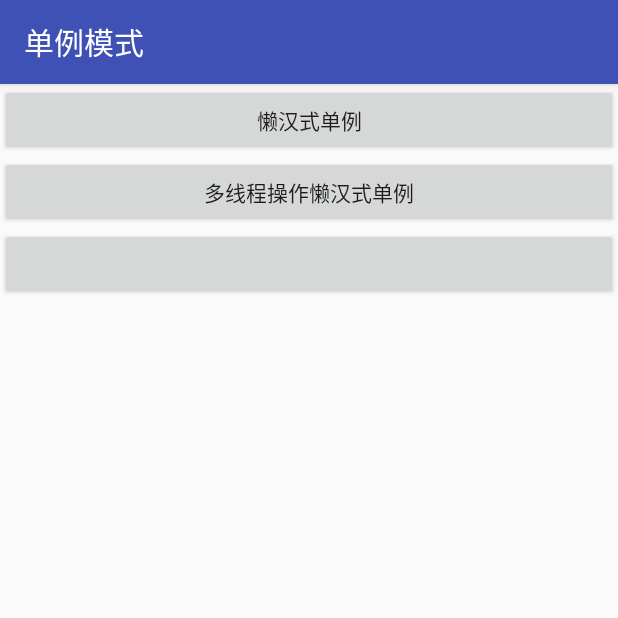
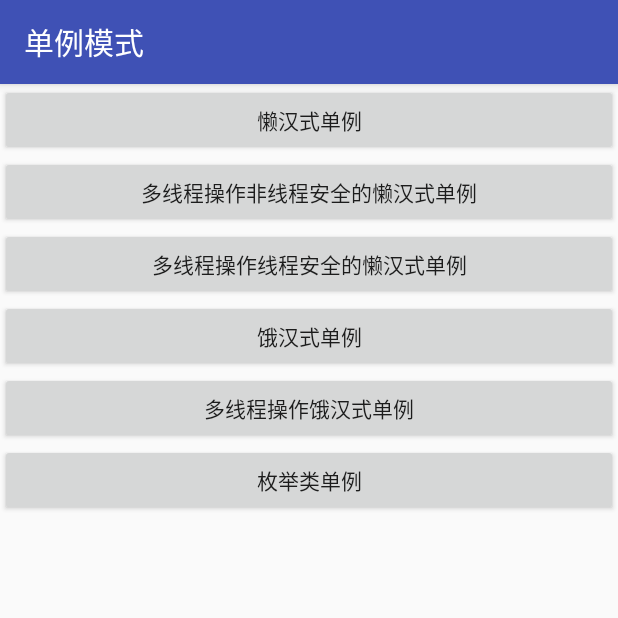
Before and after one commit to TigerChain/DesignPattern, an Android app: the screen it shows after launch (SingleTonActivity), after a tap on "单例模式", on a phone screen of 412 x 824 dp, the top half of it. Run offline under Robolectric (Android 15) with nearby library versions, the phone set to English and light mode, and no system bars.

Commit message:
'修改部分代码'

```diff
--- a/app/src/main/java/designpattern/jun/com/designpattern/DividerItemDecoration.java
+++ b/app/src/main/java/designpattern/jun/com/designpattern/DividerItemDecoration.java
@@ -10,7 +10,7 @@ import android.support.v7.widget.RecyclerView;
 import android.view.View;
 
 /**
- * @Description
+ * @Description RecyclerView item 分隔线
  * @Creator junjun（创建者）
  * @CurrentVersion (最新版本号)
  */
@@ -43,16 +43,14 @@ public class DividerItemDecoration extends RecyclerView.ItemDecoration {
     }
 
     @Override
-    public void onDraw(Canvas c, RecyclerView parent) {
-
+    public void onDraw(Canvas c, RecyclerView parent, RecyclerView.State state) {
+        super.onDraw(c, parent, state);
         if (mOrientation == VERTICAL_LIST) {
             drawVertical(c, parent);
         } else {
             drawHorizontal(c, parent);
         }
-
     }
-
 
     public void drawVertical(Canvas c, RecyclerView parent) {
         final int left = parent.getPaddingLeft();
@@ -86,7 +84,9 @@ public class DividerItemDecoration extends RecyclerView.ItemDecoration {
     }
 
     @Override
-    public void getItemOffsets(Rect outRect, int itemPosition, RecyclerView parent) {
+    public void getItemOffsets(Rect outRect, View view, RecyclerView parent, RecyclerView.State state) {
+        super.getItemOffsets(outRect, view, parent, state);
+
         if (mOrientation == VERTICAL_LIST) {
             outRect.set(0, 0, 0, mDivider.getIntrinsicHeight());
         } else {
--- a/app/src/main/java/designpattern/jun/com/designpattern/MainActivity.java
+++ b/app/src/main/java/designpattern/jun/com/designpattern/MainActivity.java
@@ -19,7 +19,6 @@ import designpattern.jun.com.designpattern.utils.IntentUtils;
 public class MainActivity extends AppCompatActivity {
 
     private RecyclerView recyclerview ;
-
 
     private ArrayList<String> datas = new ArrayList<>() ;
 
@@ -104,8 +103,6 @@ public class MainActivity extends AppCompatActivity {
                     }
                 });
 
-
-
                 holder.itemView.setOnLongClickListener(new View.OnLongClickListener() {
                     @Override
                     public boolean onLongClick(View view) {
--- a/app/src/main/java/designpattern/jun/com/designpattern/SingleTon/Constants.java
+++ b/app/src/main/java/designpattern/jun/com/designpattern/SingleTon/Constants.java
@@ -5,6 +5,12 @@ package designpattern.jun.com.designpattern.SingleTon;
  * @Creator TigerChain（创建者）
  */
 public class Constants {
+    /**懒汉式标志*/
     public static final int LAZYSTYLE     = 0x0001 ;
+    /**线程安全懒汉式标志*/
     public static final int SAFELAZYSTYLE = 0x0002 ;
+    /**饿汉式标志*/
+    public static final int HUNGRYMAN     = 0x0003 ;
+    /**线程安全饿汉式标志*/
+    public static final int SAFEHUNGRYMAN = 0x0004 ;
 }
--- a/app/src/main/java/designpattern/jun/com/designpattern/SingleTon/LazyStyleSIngleTon.java
+++ b/app/src/main/java/designpattern/jun/com/designpattern/SingleTon/LazyStyleSIngleTon.java
@@ -22,7 +22,7 @@ public class LazyStyleSIngleTon {
             instance = new LazyStyleSIngleTon() ;
         }
 
-        Log.e(TAG,instance.toString()) ;
+        Log.e(TAG+"地址 ",instance.toString()) ;
         return instance ;
     }
 
@@ -37,5 +37,4 @@ public class LazyStyleSIngleTon {
         }
     }
 
-
 }
--- a/app/src/main/java/designpattern/jun/com/designpattern/SingleTon/SafeLazyStyleSingleTon.java
+++ b/app/src/main/java/designpattern/jun/com/designpattern/SingleTon/SafeLazyStyleSingleTon.java
@@ -26,9 +26,6 @@ public class SafeLazyStyleSingleTon  {
         return  instance ;
     }
 
-
-
-
     public void doSomthing() {
         try {
             Thread.sleep(300);
--- a/app/src/main/java/designpattern/jun/com/designpattern/SingleTon/SingleTonActivity.java
+++ b/app/src/main/java/designpattern/jun/com/designpattern/SingleTon/SingleTonActivity.java
@@ -17,13 +17,15 @@ import designpattern.jun.com.designpattern.utils.ThreadCountDown;
  */
 public class SingleTonActivity extends AppCompatActivity implements View.OnClickListener{
 
-    private Button btn_lazy_style_single,btn_lazy_style_single_mutithread ;
-
+    private Button btn_lazy_style_single,
+            btn_lazy_style_single_mutithread,
+            btn_hungryman_singleton,
+            btn_hungryman_mutithread,
+            btn_enum_singleton;
     @Override
     protected void onCreate(@Nullable Bundle savedInstanceState) {
         super.onCreate(savedInstanceState);
         setContentView(R.layout.singleton_activity);
-
         initView() ;
     }
 
@@ -31,9 +33,15 @@ public class SingleTonActivity extends AppCompatActivity implements View.OnClick
 
         btn_lazy_style_single = this.findViewById(R.id.btn_lazy_style_single) ;
         btn_lazy_style_single_mutithread = this.findViewById(R.id.btn_lazy_style_single_mutithread) ;
+        btn_hungryman_singleton = this.findViewById(R.id.btn_hungryman_singleton) ;
+        btn_hungryman_mutithread = this.findViewById(R.id.btn_hungryman_mutithread) ;
+        btn_enum_singleton = this.findViewById(R.id.btn_enum_singleton) ;
 
         btn_lazy_style_single.setOnClickListener(this);
         btn_lazy_style_single_mutithread.setOnClickListener(this);
+        btn_hungryman_singleton.setOnClickListener(this);
+        btn_hungryman_mutithread.setOnClickListener(this);
+        btn_enum_singleton.setOnClickListener(this);
 
     }
 
@@ -49,12 +57,35 @@ public class SingleTonActivity extends AppCompatActivity implements View.OnClick
             case R.id.btn_lazy_style_single_mutithread:
                 mutilThreadTest(Constants.SAFELAZYSTYLE);
                 break ;
+            //饿汉式单例模式
+            case R.id.btn_hungryman_singleton:
+                HungryManSingleTon.getInstance() ;
+                break ;
+            //多线程操作饿汉式单例
+            case R.id.btn_hungryman_mutithread:
+                mutilThreadTest(Constants.HUNGRYMAN);
+                break ;
+            //枚举类单例
+            case R.id.btn_enum_singleton:
+                EnumSingleTon.INSTACE.doSometing();
+                break ;
+            // 以下几种建议大家自己动手实现，类我都写好了，光在这里调用看效果即可
+
+            // 1、枚举类多线程
+            // 2、DCL 单例
+            // 3、DCL多线程
+            // 4、静态内部类单例
+            // 5、静态内部类多线程操作单例
             default:
                 break ;
         }
 
     }
 
+    /**
+     * 这个测试时间可以对比出来线程安全和非安全的性能「看谁耗时少」
+     * @param flag
+     */
     private void mutilThreadTest(final int flag) {
         // 这里来500个线程是为了统计时间
         int threadNum = 500 ;
@@ -74,6 +105,9 @@ public class SingleTonActivity extends AppCompatActivity implements View.OnClick
                         case Constants.SAFELAZYSTYLE:
                             SafeLazyStyleSingleTon.getInstance().doSomthing();
                             break ;
+                        case Constants.HUNGRYMAN:
+                            HungryManSingleTon.getInstance().doSomthing();
+                            break ;
                         default:
                             break ;
                     }
@@ -84,5 +118,4 @@ public class SingleTonActivity extends AppCompatActivity implements View.OnClick
         }
     }
 
-
 }
--- a/app/src/main/java/designpattern/jun/com/designpattern/SingleTon/StaticSingleTon.java
+++ b/app/src/main/java/designpattern/jun/com/designpattern/SingleTon/StaticSingleTon.java
@@ -8,9 +8,6 @@ package designpattern.jun.com.designpattern.SingleTon;
 public class StaticSingleTon {
 
     private StaticSingleTon(){}
-
-
-
     /**
      * 静态内部类 实现了线程安全，并且是延时初始化
      */
--- a/app/src/main/res/layout/singleton_activity.xml
+++ b/app/src/main/res/layout/singleton_activity.xml
@@ -9,14 +9,35 @@
         android:layout_width="match_parent"
         android:layout_height="wrap_content"
         android:text="懒汉式单例"/>
+
     <Button
         android:id="@+id/btn_lazy_style_single_mutithread"
         android:layout_width="match_parent"
         android:layout_height="wrap_content"
-        android:text="多线程操作懒汉式单例"/>
+        android:text="多线程操作非线程安全的懒汉式单例"/>
+
     <Button
+        android:id="@+id/btn_safe_lazystyle_mutithread"
         android:layout_width="match_parent"
-        android:layout_height="wrap_content" />
+        android:layout_height="wrap_content"
+        android:text="多线程操作线程安全的懒汉式单例"/>
+    <Button
+        android:id="@+id/btn_hungryman_singleton"
+        android:layout_width="match_parent"
+        android:layout_height="wrap_content"
+        android:text="饿汉式单例"/>
+
+    <Button
+        android:id="@+id/btn_hungryman_mutithread"
+        android:layout_width="match_parent"
+        android:layout_height="wrap_content"
+        android:text="多线程操作饿汉式单例"/>
+
+    <Button
+        android:id="@+id/btn_enum_singleton"
+        android:layout_width="match_parent"
+        android:layout_height="wrap_content"
+        android:text="枚举类单例"/>
 
 
 </LinearLayout>
```
Also changed, not shown: app/src/main/java/designpattern/jun/com/designpattern/SingleTon/EnumSingleTon.java (+7 -4 lines), app/src/main/java/designpattern/jun/com/designpattern/SingleTon/HungryManSingleTon.java (+16 -1 lines).
